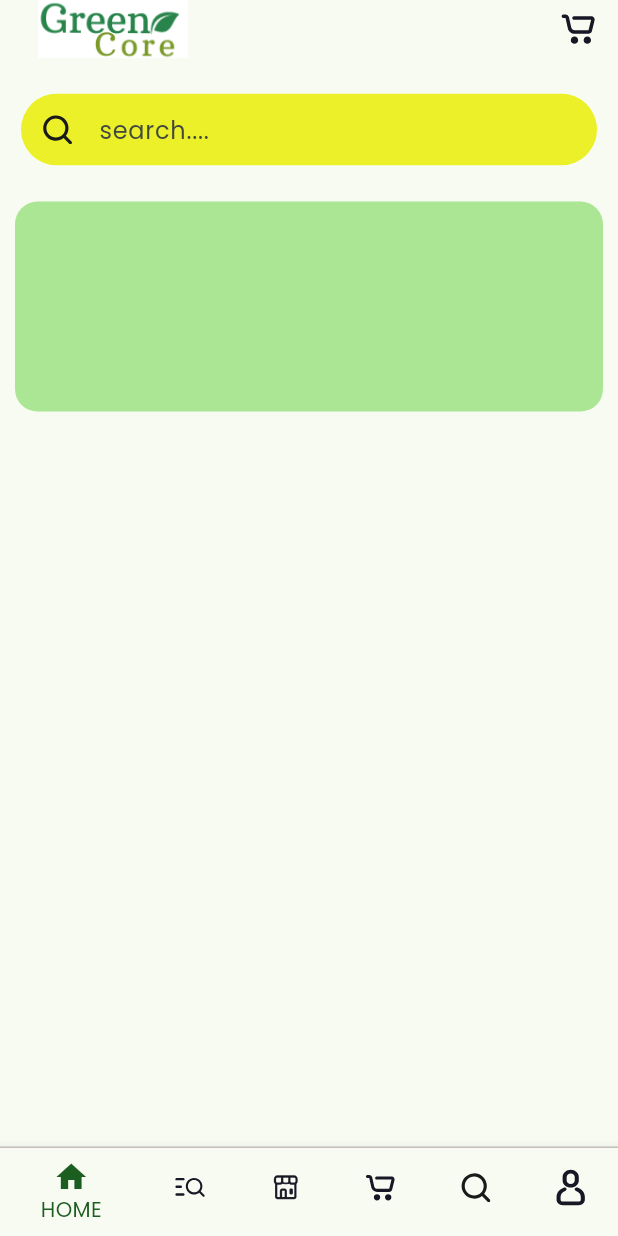
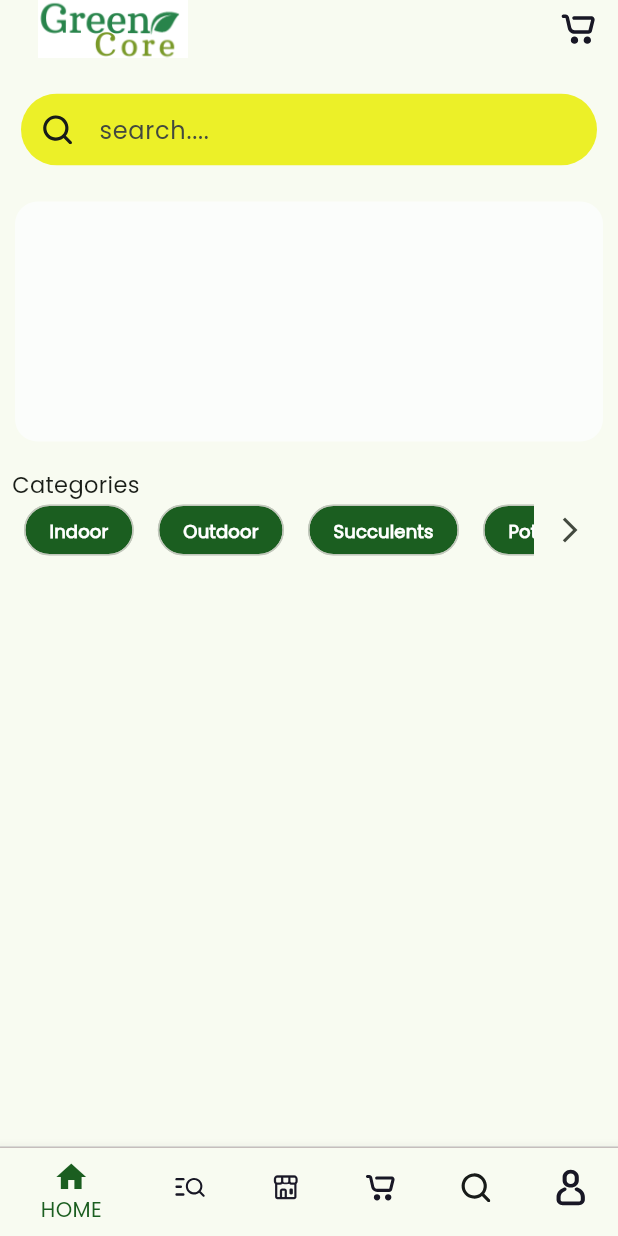
Before and after one commit to Alfard09/GreenCore1, a Flutter app: the screen it shows after launch, on a phone screen of 412 x 824 dp. Run offline on Flutter 3.47's test engine with Material 2 defaults, Android fonts, the phone set to English and light mode, and no system bars; our stand-ins replace cloud_firestore, firebase_core, flutter_svg; accounts and stored records are empty.

Commit message:
action chip widget added

```diff
--- a/lib/views/buyers/nav_screens/home_screen.dart
+++ b/lib/views/buyers/nav_screens/home_screen.dart
@@ -1,5 +1,6 @@
 import 'package:flutter/material.dart';
 import 'package:greencore_1/views/buyers/nav_screens/widgets/banner_widget.dart';
+import 'package:greencore_1/views/buyers/nav_screens/widgets/category_text.dart';
 import 'package:greencore_1/views/buyers/nav_screens/widgets/search_input_wdget.dart';
 import 'package:greencore_1/views/buyers/nav_screens/widgets/welcome_widget.dart';
 
@@ -9,6 +10,7 @@ class HomeScreen extends StatelessWidget {
   @override
   Widget build(BuildContext context) {
     return Column(
+      crossAxisAlignment: CrossAxisAlignment.start,
       children: [
         Welcome(),
         SizedBox(
@@ -16,6 +18,7 @@ class HomeScreen extends StatelessWidget {
         ),
         SearchInputWidget(),
         BannerWidget(),
+        CategoryText(),
       ],
     );
   }
--- a/lib/views/buyers/nav_screens/widgets/banner_widget.dart
+++ b/lib/views/buyers/nav_screens/widgets/banner_widget.dart
@@ -35,10 +35,10 @@ class _BannerWidgetState extends State<BannerWidget> {
     return Padding(
       padding: const EdgeInsets.all(10.0),
       child: Container(
-        height: 140,
+        height: 160,
         width: double.infinity,
         decoration: BoxDecoration(
-            color: Color.fromARGB(255, 171, 230, 148),
+            color: Color.fromARGB(255, 251, 253, 251),
             borderRadius: BorderRadius.circular(15)),
         child: PageView.builder(
             itemCount: _bannerImage.length,
--- /dev/null
+++ b/lib/views/buyers/nav_screens/widgets/category_text.dart
@@ -0,0 +1,74 @@
+import 'package:flutter/material.dart';
+
+class CategoryText extends StatelessWidget {
+  CategoryText({super.key});
+
+  final List<String> _categorylabel = [
+    'Indoor',
+    'Outdoor',
+    'Succulents',
+    'Pots',
+    'test',
+    'test',
+    'test',
+    'test',
+  ];
+
+  @override
+  Widget build(BuildContext context) {
+    return Padding(
+      padding: const EdgeInsets.all(8.0),
+      child: Column(
+        crossAxisAlignment: CrossAxisAlignment.start,
+        children: [
+          Text(
+            'Categories',
+            style: TextStyle(
+              fontSize: 15,
+            ),
+          ),
+          Container(
+            height: 40,
+            child: Row(
+              // crossAxisAlignment: CrossAxisAlignment.start,
+
+              children: [
+                Expanded(
+                  child: ListView.builder(
+                    itemCount: _categorylabel.length,
+                    scrollDirection: Axis.horizontal,
+                    itemBuilder: ((context, index) {
+                      return Padding(
+                        padding: const EdgeInsets.symmetric(
+                            horizontal: 8, vertical: 3),
+                        child: ActionChip(
+                          onPressed: () {},
+                          shape: RoundedRectangleBorder(
+                              borderRadius: BorderRadius.circular(20)),
+                          backgroundColor: Colors.green[900],
+                          label: Text(
+                            _categorylabel[index],
+                            style: TextStyle(
+                                color: Colors.white,
+                                fontSize: 12,
+                                fontWeight: FontWeight.bold),
+                          ),
+                        ),
+                      );
+                    }),
+                  ),
+                ),
+                IconButton(
+                  onPressed: () {},
+                  icon: Icon(Icons.arrow_forward_ios),
+                  iconSize: 20,
+                  highlightColor: Colors.transparent,
+                )
+              ],
+            ),
+          )
+        ],
+      ),
+    );
+  }
+}
```
